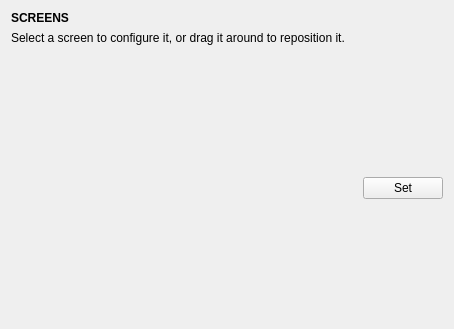
This is statuscenter/DisplayPane/displaypositionwidget.ui in vicr123/theshell as Qt 5 draws it before an edit. The edited form follows.
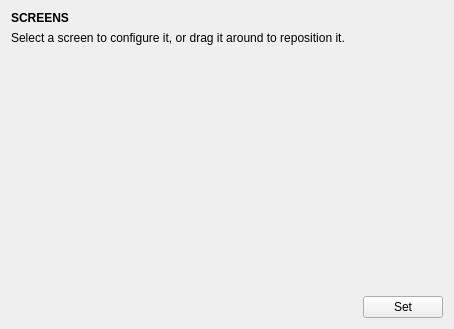
This is the edited form. Icons and pictures are not drawn.

```diff
--- a/statuscenter/DisplayPane/displaypositionwidget.ui
+++ b/statuscenter/DisplayPane/displaypositionwidget.ui
@@ -51,7 +51,7 @@
         <x>0</x>
         <y>0</y>
         <width>436</width>
-        <height>113</height>
+        <height>232</height>
        </rect>
       </property>
      </widget>
@@ -84,19 +84,6 @@
      </item>
     </layout>
    </item>
-   <item>
-    <spacer name="verticalSpacer">
-     <property name="orientation">
-      <enum>Qt::Vertical</enum>
-     </property>
-     <property name="sizeHint" stdset="0">
-      <size>
-       <width>20</width>
-       <height>40</height>
-      </size>
-     </property>
-    </spacer>
-   </item>
   </layout>
  </widget>
  <resources/>
```
Left out of the diff: 3 changed lines with no effect on the pictures.
